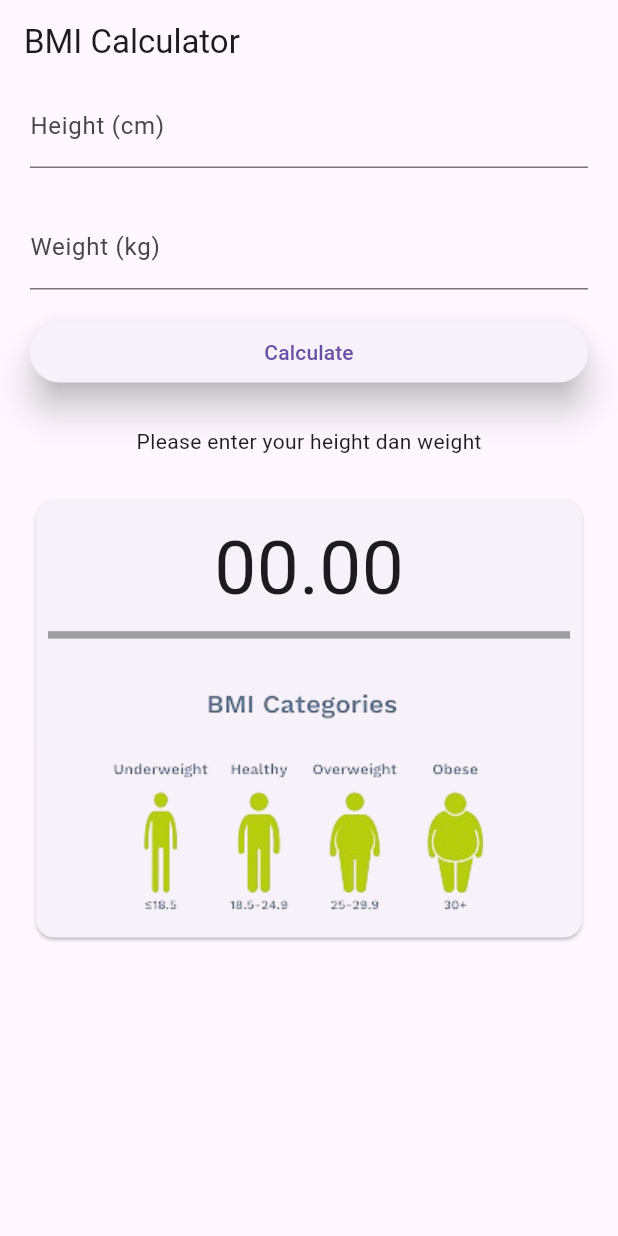
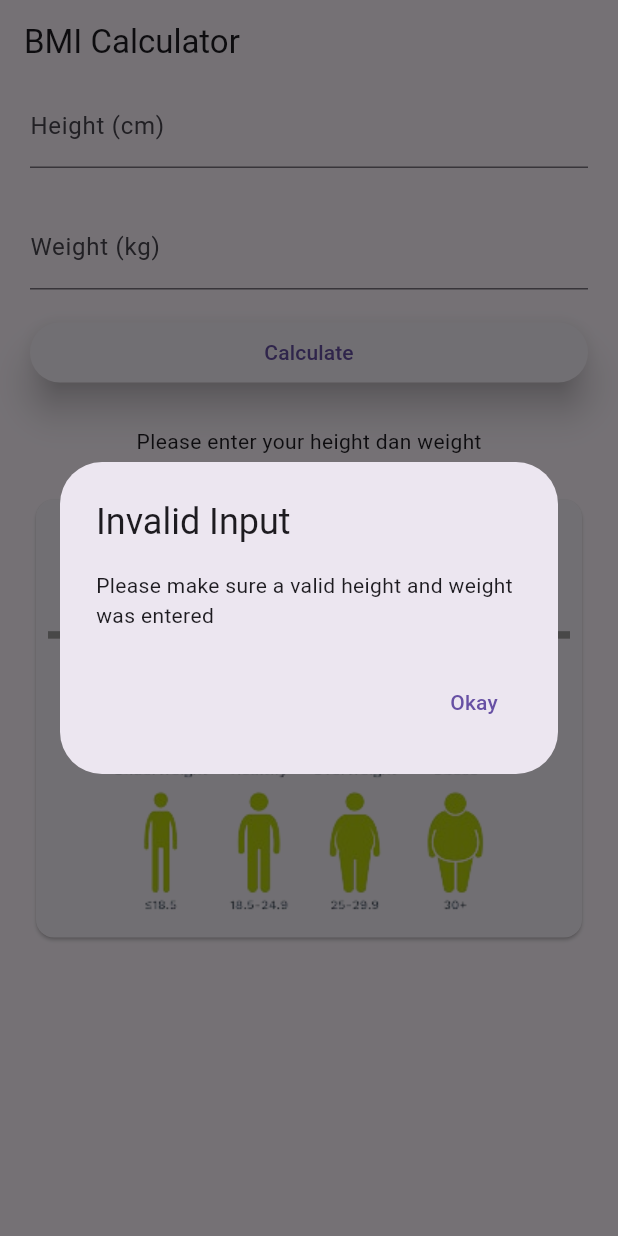
Before and after one commit to Navyrine/bmi_calculator, a Flutter app: the screen it shows after launch, after a tap on "Calculate", on a phone screen of 412 x 824 dp. Run offline on Flutter 3.47's test engine with Material 3 defaults, Android fonts, the phone set to English and light mode, and no system bars.

Commit message:
menjalankan fungsi calculate bmi, validasi inputan, dan menampilkan hasil perhitungan

```diff
--- a/lib/home_screen.dart
+++ b/lib/home_screen.dart
@@ -12,10 +12,47 @@ class HomeScreen extends StatefulWidget {
 class _HomeScreenState extends State<HomeScreen> {
   final _heighController = TextEditingController();
   final _weightController = TextEditingController();
+  double result = 0.00;
+
+  void calculateBmi(double weight, double height) {
+    final double bmi = weight / (height * height);
+
+    setState(() {
+      result = bmi;
+    });
+  }
+
+  void validationInput() {
+    final convertHeightController = double.tryParse(_heighController.text);
+    final convertWeightController = double.tryParse(_weightController.text);
+
+    if (convertWeightController == null || convertHeightController == null) {
+      showDialog(
+        context: context,
+        builder: (ctx) => AlertDialog(
+          title: const Text("Invalid Input"),
+          content: const Text(
+              "Please make sure a valid height and weight was entered"),
+          actions: [
+            TextButton(
+              onPressed: () {
+                Navigator.of(context).pop(ctx);
+              },
+              child: const Text("Okay"),
+            )
+          ],
+        ),
+      );
+    }
+    else
+    {
+      final convertHeightCmToM = convertHeightController/100;
+      calculateBmi(convertWeightController, convertHeightCmToM);
+    }
+  }
 
   @override
   Widget build(BuildContext context) {
-
     return Scaffold(
       appBar: AppBar(
         title: const Text("BMI Calculator"),
@@ -41,10 +78,10 @@ class _HomeScreenState extends State<HomeScreen> {
               children: [
                 Expanded(
                   child: ElevatedButton(
-                    onPressed: () {},
-                    style: ElevatedButton.styleFrom(
-                      elevation: 10
-                    ),
+                    onPressed: () {
+                      validationInput();
+                    },
+                    style: ElevatedButton.styleFrom(elevation: 10),
                     child: const Text("Calculate"),
                   ),
                 ),
@@ -63,13 +100,19 @@ class _HomeScreenState extends State<HomeScreen> {
                     mainAxisAlignment: MainAxisAlignment.center,
                     children: [
                       const SizedBox(height: 10),
-                      const Text(
-                        "00.00",
-                        style: TextStyle(fontSize: 50),
+                      Text(
+                        result.toStringAsFixed(2),
+                        style: const TextStyle(fontSize: 50),
                       ),
-                      const Divider(color: Colors.grey, thickness: 5,),
+                      const Divider(
+                        color: Colors.grey,
+                        thickness: 5,
+                      ),
                       const SizedBox(height: 15),
-                      Image.asset("assets/images/bmi_categories.png", width: 600,)
+                      Image.asset(
+                        "assets/images/bmi_categories.png",
+                        width: 600,
+                      )
                     ],
                   ),
                 ),
```
